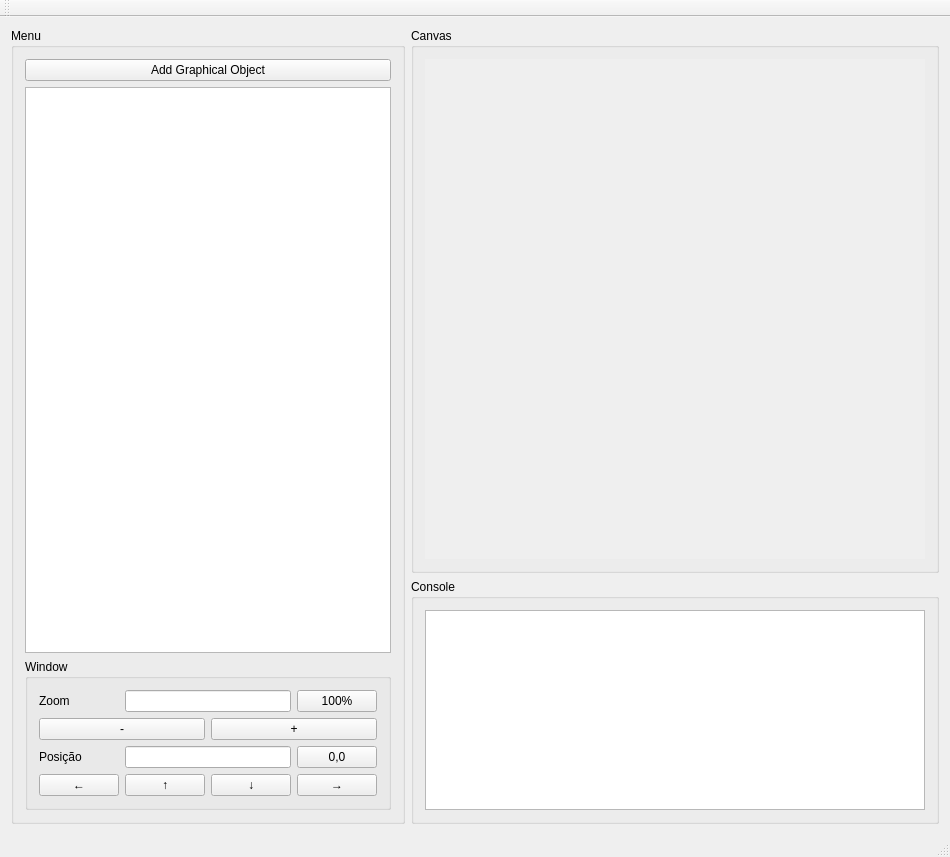
First picture: the form in gui/mainwindow.ui, repository mateusduboli/graphic_manager, before the edit.
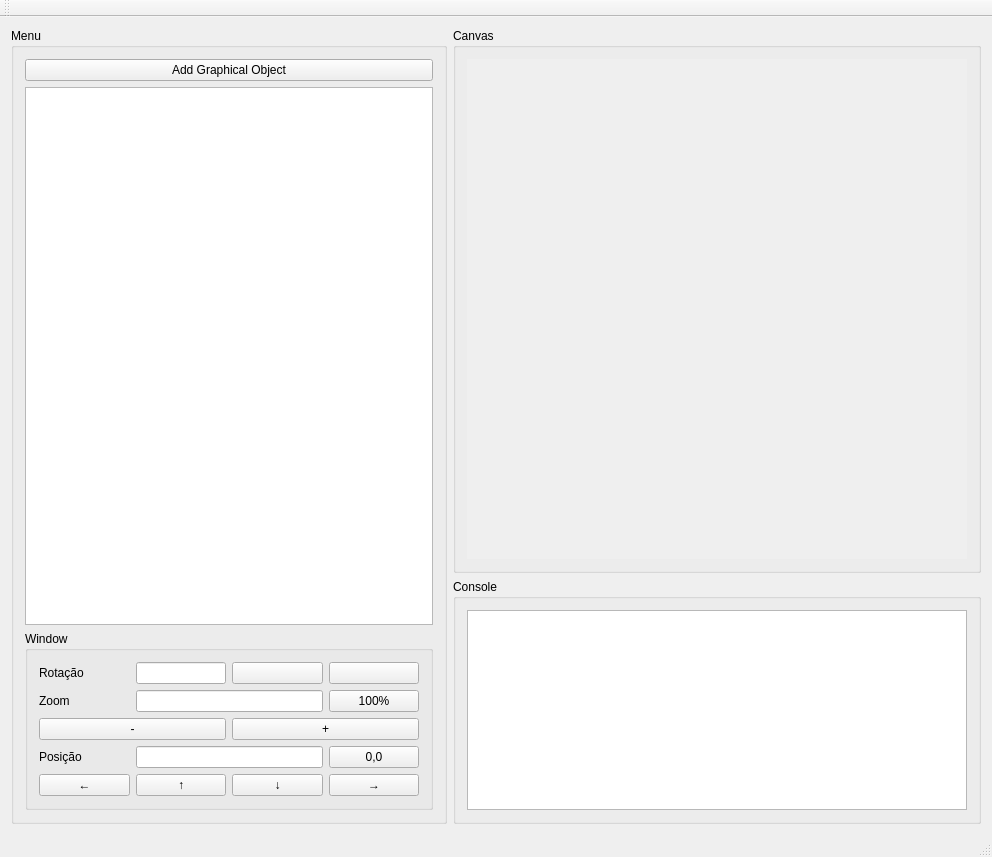
Second picture: the form after the edit. Icons and pictures are not drawn. Custom widgets are drawn as their Qt base class.

Commit message: Added rotate buttons

What changed in the file:
```diff
--- a/gui/mainwindow.ui
+++ b/gui/mainwindow.ui
@@ -6,7 +6,7 @@
    <rect>
     <x>0</x>
     <y>0</y>
-    <width>912</width>
+    <width>992</width>
     <height>857</height>
    </rect>
   </property>
@@ -42,94 +42,140 @@
          <property name="title">
           <string>Window</string>
          </property>
-         <layout class="QGridLayout" name="toolsLayout" rowstretch="0,0,0,0" columnstretch="1,1,1,1">
+         <layout class="QGridLayout" name="toolsLayout" rowstretch="0,0,0,0,0" columnstretch="1,1,1,1">
           <property name="sizeConstraint">
            <enum>QLayout::SetDefaultConstraint</enum>
           </property>
-          <item row="0" column="3">
-           <widget class="QPushButton" name="standartZoomPushButton">
+          <item row="4" column="2">
+           <widget class="QPushButton" name="moveDownPushButton">
             <property name="text">
-             <string>100%</string>
+             <string>↓</string>
+            </property>
+            <property name="shortcut">
+             <string>Down</string>
             </property>
            </widget>
           </item>
-          <item row="0" column="1" colspan="2">
+          <item row="1" column="1" colspan="2">
            <widget class="QLineEdit" name="zoomLineEdit">
             <property name="readOnly">
              <bool>true</bool>
             </property>
            </widget>
           </item>
-          <item row="1" column="2" colspan="2">
+          <item row="3" column="1" colspan="2">
+           <widget class="QLineEdit" name="positionLineEdit">
+            <property name="readOnly">
+             <bool>true</bool>
+            </property>
+           </widget>
+          </item>
+          <item row="2" column="2" colspan="2">
            <widget class="QPushButton" name="moreZoomPushButton">
             <property name="text">
              <string>+</string>
             </property>
            </widget>
           </item>
+          <item row="1" column="3">
+           <widget class="QPushButton" name="standartZoomPushButton">
+            <property name="text">
+             <string>100%</string>
+            </property>
+           </widget>
+          </item>
+          <item row="1" column="0">
+           <widget class="QLabel" name="zoomLabel">
+            <property name="text">
+             <string>Zoom</string>
+            </property>
+           </widget>
+          </item>
           <item row="3" column="3">
+           <widget class="QPushButton" name="centerPushButton">
+            <property name="text">
+             <string>0,0</string>
+            </property>
+           </widget>
+          </item>
+          <item row="4" column="3">
            <widget class="QPushButton" name="moveRightPushButton">
             <property name="text">
              <string>→</string>
             </property>
            </widget>
           </item>
-          <item row="3" column="2">
-           <widget class="QPushButton" name="moveDownPushButton">
+          <item row="2" column="0" colspan="2">
+           <widget class="QPushButton" name="lessZoomPushButton">
             <property name="text">
-             <string>↓</string>
+             <string>-</string>
             </property>
            </widget>
           </item>
-          <item row="3" column="1">
+          <item row="4" column="1">
            <widget class="QPushButton" name="moveUpPushButton">
             <property name="text">
              <string>↑</string>
             </property>
-           </widget>
-          </item>
-          <item row="2" column="3">
-           <widget class="QPushButton" name="centerPushButton">
-            <property name="text">
-             <string>0,0</string>
+            <property name="shortcut">
+             <string>Up</string>
             </property>
            </widget>
           </item>
-          <item row="0" column="0">
-           <widget class="QLabel" name="zoomLabel">
-            <property name="text">
-             <string>Zoom</string>
-            </property>
-           </widget>
-          </item>
-          <item row="3" column="0">
+          <item row="4" column="0">
            <widget class="QPushButton" name="moveLeftPushButton">
             <property name="text">
              <string>←</string>
             </property>
-           </widget>
-          </item>
-          <item row="2" column="1" colspan="2">
-           <widget class="QLineEdit" name="positionLineEdit">
-            <property name="readOnly">
-             <bool>true</bool>
+            <property name="shortcut">
+             <string>Up</string>
             </property>
            </widget>
           </item>
-          <item row="2" column="0">
+          <item row="3" column="0">
            <widget class="QLabel" name="positionLabel">
             <property name="text">
              <string>Posição</string>
             </property>
            </widget>
           </item>
-          <item row="1" column="0" colspan="2">
-           <widget class="QPushButton" name="lessZoomPushButton">
+          <item row="0" column="0">
+           <widget class="QLabel" name="rotateLabel">
             <property name="text">
-             <string>-</string>
+             <string>Rotação</string>
             </property>
            </widget>
           </item>
+          <item row="0" column="3">
+           <widget class="QPushButton" name="counterClockwiseRotatePushButton">
+            <property name="font">
+             <font>
+              <family>Courier New</family>
+             </font>
+            </property>
+            <property name="text">
+             <string/>
+            </property>
+            <property name="icon">
+             <iconset resource="../application.qrc">
+              <normaloff>:/icons/resources/rotateRight.png</normaloff>:/icons/resources/rotateRight.png</iconset>
+            </property>
+           </widget>
+          </item>
+          <item row="0" column="2">
+           <widget class="QPushButton" name="clockwiseRotatePushButton">
+            <property name="text">
+             <string/>
+            </property>
+            <property name="icon">
+             <iconset resource="../application.qrc">
+              <normaloff>:/icons/resources/rotateLeft.png</normaloff>:/icons/resources/rotateLeft.png</iconset>
+            </property>
+           </widget>
+          </item>
+          <item row="0" column="1">
+           <widget class="QLineEdit" name="rotateLineEdit"/>
+          </item>
          </layout>
         </widget>
        </item>
```
Left out of the diff: 9 changed lines with no effect on the pictures. The commit also changes 17 other files.
